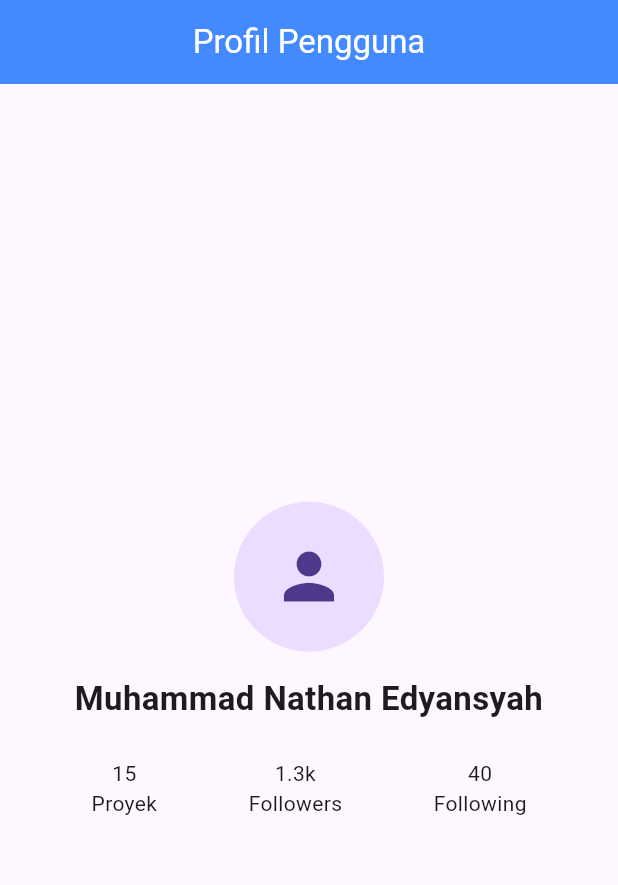
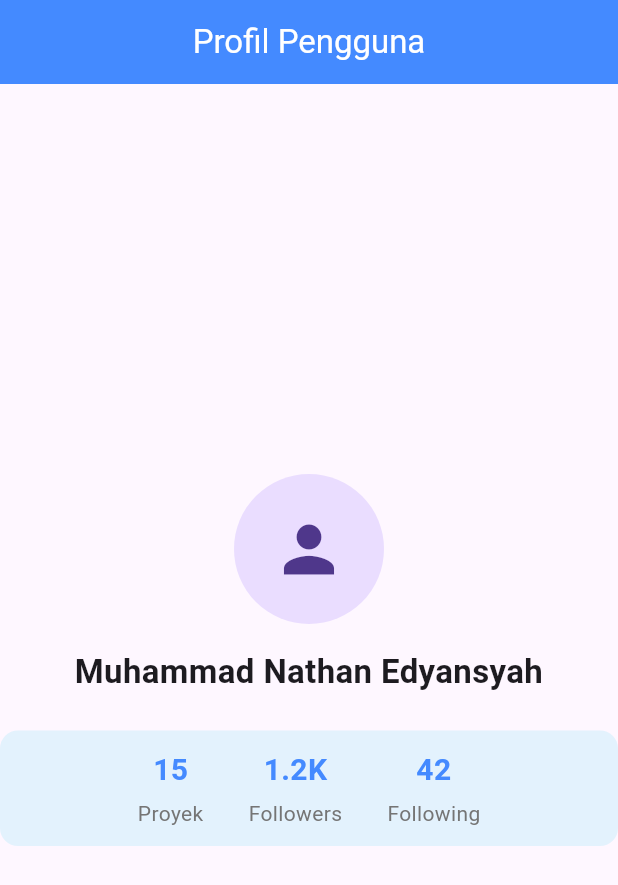
Before and after one commit to nathanedyansyah2-svg/commit_4_day, a Flutter app: the screen it shows after launch, on a phone screen of 412 x 824 dp. Shown: the top 885 px of the screen. Run offline on Flutter 3.47's test engine with Material 3 defaults, Android fonts, the phone set to English and light mode, and no system bars.

Commit message:
update profile stats collor

```diff
--- a/lib/profile_stats.dart
+++ b/lib/profile_stats.dart
@@ -5,26 +5,57 @@ class ProfileStats extends StatelessWidget {
 
   @override
   Widget build(BuildContext context) {
-    return Row(
-      mainAxisAlignment: MainAxisAlignment.spaceEvenly,
+    return Container(
+      padding: const EdgeInsets.symmetric(vertical: 12),
+      decoration: BoxDecoration(
+        color: Colors.blue[50],
+        borderRadius: BorderRadius.circular(12),
+      ),
+      child: const Row(
+
+        mainAxisAlignment: MainAxisAlignment.center,
+        children: [
+
+          StatItem(count: '15', label: 'Proyek'),
+          SizedBox(width: 30),
+          StatItem(count: '1.2K', label: 'Followers'),
+          SizedBox(width: 30),
+          StatItem(count: '42', label: 'Following'),
+        ],
+      ),
+    );
+  }
+}
+
+class StatItem extends StatelessWidget {
+  final String count;
+  final String label;
+
+  const StatItem({
+    super.key,
+    required this.count,
+    required this.label,
+  });
+
+  @override
+  Widget build(BuildContext context) {
+    return Column(
       children: [
-        Column(
-          children: [
-            Text('15'),
-            Text('Proyek'),
-          ],
+        Text(
+          count,
+          style: const TextStyle(
+            fontSize: 20,
+            fontWeight: FontWeight.bold,
+            color: Colors.blueAccent,
+          ),
         ),
-        Column(
-          children: [
-            Text('1.3k'),
-            Text('Followers'),
-          ],
-        ),
-        Column(
-          children: [
-            Text('40'),
-            Text('Following'),
-          ],
+        const SizedBox(height: 4),
+        Text(
+          label,
+          style: TextStyle(
+            fontSize: 14,
+            color: Colors.grey[600],
+          ),
         ),
       ],
     );
```
